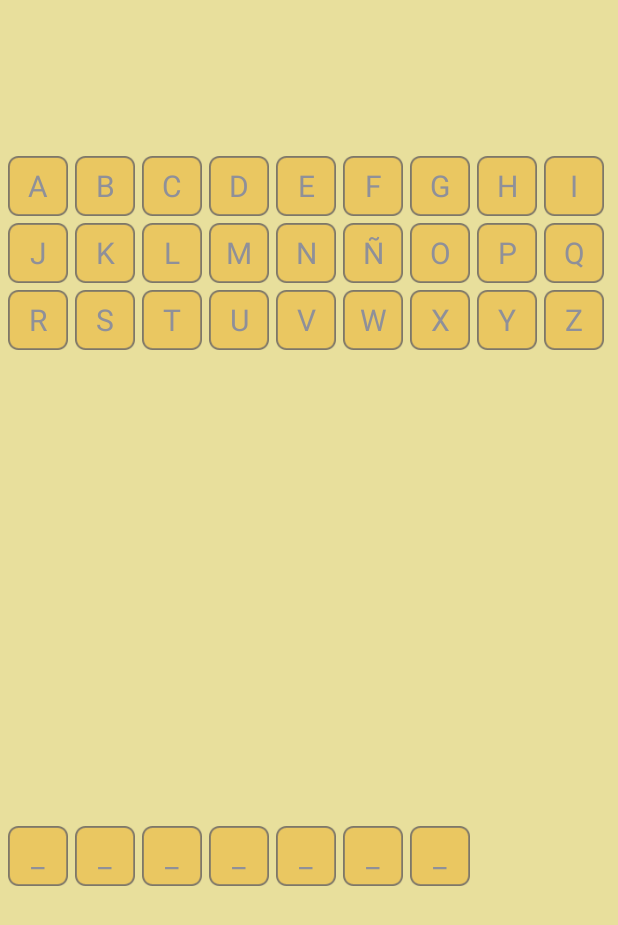
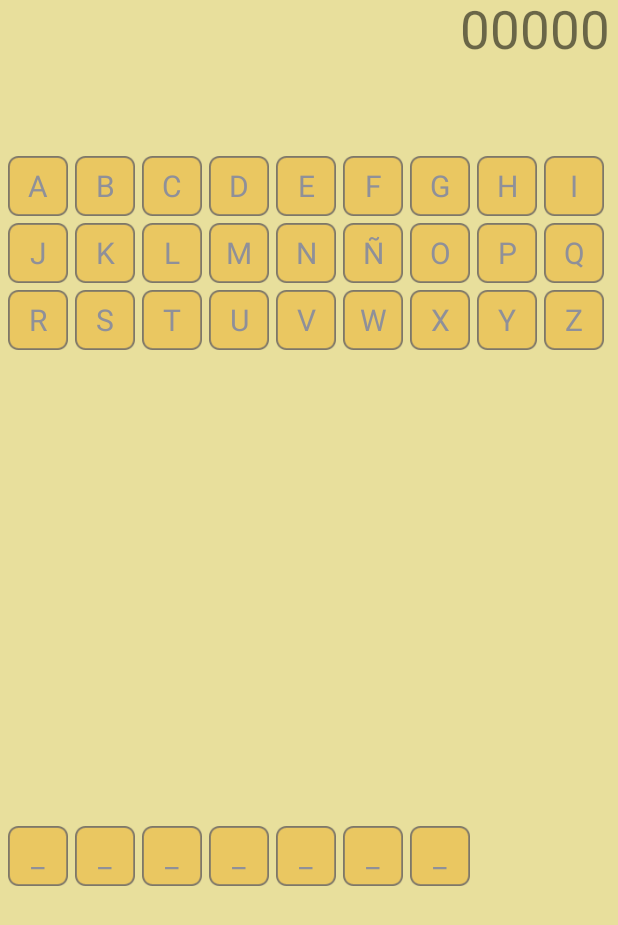
Before and after one commit to gianafrancisco/game-get-the-word, an Android app: the screen it shows after launch (MainActivity), after a tap on "NUEVO JUEGO", on a phone screen of 412 x 824 dp. Shown: the top 925 px of the screen. Run offline under Robolectric (Android 15) with nearby library versions, the phone set to English and light mode, and no system bars.

Commit message:
Implemented feature Player score.

```diff
--- a/app/src/main/java/org/fransis/game/words/words/GameCallback.java
+++ b/app/src/main/java/org/fransis/game/words/words/GameCallback.java
@@ -5,4 +5,5 @@ public interface GameCallback {
     void wellDone();
     void character(String word);
     void fail(int ntry);
+    void score(int score);
 }
--- a/app/src/main/java/org/fransis/game/words/words/GameFragment.java
+++ b/app/src/main/java/org/fransis/game/words/words/GameFragment.java
@@ -1,5 +1,6 @@
 package org.fransis.game.words.words;
 
+import android.animation.ValueAnimator;
 import android.content.Context;
 import android.support.annotation.Nullable;
 import android.os.Bundle;
@@ -21,19 +22,26 @@ import android.widget.TextView;
 
 public class GameFragment extends Fragment {
 
-    LinearLayout hud;
+    public static final String SCORE_FORMAT = "%1$05d";
+    LinearLayout hudAttempts = null;
+    TextView hudScore = null;
     ArrayAdapter<String> adapterResult = null;
     ArrayAdapter<String> adapter = null;
     GridView gridviewResult = null;
     Game myGame = null;
+    Player player = null;
     GridView gridview = null;
     GameCallback callback = null;
     LevelRepository levels = null;
     TextView tvCurrent = null;
     AnimationSet animationIn = null;
     AnimationSet animationOut = null;
+    ValueAnimator scoreAnimator = null;
     Context mContext = null;
     AdapterView.OnItemClickListener listenerClickChar = null;
+    int lastScore = 0;
+    int prevScore = 0;
+    ValueAnimator.AnimatorUpdateListener listenerScoreAnimation = null;
 
 
 
@@ -43,9 +51,16 @@ public class GameFragment extends Fragment {
         mContext = getActivity().getApplicationContext();
         Animation fadeIn = new AlphaAnimation(0, 1);
         fadeIn.setDuration(1000);
-
         Animation fadeOut = new AlphaAnimation(1, 0);
         fadeOut.setDuration(500);
+
+        listenerScoreAnimation = new ValueAnimator.AnimatorUpdateListener() {
+            @Override
+            public void onAnimationUpdate(ValueAnimator animation) {
+                String score = String.format(SCORE_FORMAT, (int)animation.getAnimatedValue());
+                hudScore.setText(score);
+            }
+        };
 
         animationIn = new AnimationSet(false);
         animationIn.addAnimation(fadeIn);
@@ -81,6 +96,11 @@ public class GameFragment extends Fragment {
                 tvCurrent.setBackgroundResource(R.drawable.wrong);
                 drawNTry(myGame.getnTry());
             }
+
+            @Override
+            public void score(int score) {
+                lastScore = score;
+            }
         };
 
         listenerClickChar = new AdapterView.OnItemClickListener() {
@@ -94,6 +114,7 @@ public class GameFragment extends Fragment {
             }
         };
 
+        player = new Player();
         myGame = new Game(levels.getLevel());
 
     }
@@ -105,10 +126,13 @@ public class GameFragment extends Fragment {
 
         gridview = (GridView) inflate.findViewById(R.id.gridview);
         gridviewResult = (GridView) inflate.findViewById(R.id.gridview_result);
-        hud = (LinearLayout) inflate.findViewById(R.id.hud);
+        hudAttempts = (LinearLayout) inflate.findViewById(R.id.hud_attempts);
+        hudScore = (TextView) inflate.findViewById(R.id.hud_score);
 
         gridview.setOnItemClickListener(listenerClickChar);
 
+        String score = String.format(SCORE_FORMAT, player.getScore());
+        hudScore.setText(score);
         iniciarNivel(levels.getLevel());
 
         return inflate;
@@ -116,21 +140,30 @@ public class GameFragment extends Fragment {
 
 
     public void reiniciarNivel(){
+        prevScore = player.getScore();
         Level level = levels.getLevel();
         myGame = new Game(level);
         iniciarNivel(level);
     }
 
     public void siguienteNivel(){
+        prevScore = player.getScore();
+        player.addScore(lastScore);
         Level level = levels.getNextLevel();
         myGame = new Game(level);
         iniciarNivel(level);
     }
 
     private void iniciarNivel(Level level) {
-        hud.removeAllViews();
+
+        scoreAnimator = ValueAnimator.ofInt(prevScore, player.getScore());
+        scoreAnimator.setDuration(1000);
+        scoreAnimator.addUpdateListener(listenerScoreAnimation);
+        scoreAnimator.start();
+
+        hudAttempts.removeAllViews();
         drawNTry(myGame.getnTry());
-        hud.setVisibility(View.VISIBLE);
+        hudAttempts.setVisibility(View.VISIBLE);
         String word = myGame.getWord();
         adapterResult = new ArrayAdapter<String>(mContext, R.layout.item, R.id.item_id);
         for (int i= 0; i< word.length(); i++){
@@ -148,15 +181,15 @@ public class GameFragment extends Fragment {
     }
 
     private void drawNTry(int nTry){
-        if(hud.getChildCount() > 0){
-            View iv =  hud.getChildAt(nTry);
+        if(hudAttempts.getChildCount() > 0){
+            View iv =  hudAttempts.getChildAt(nTry);
             iv.startAnimation(animationOut);
-            hud.removeViewAt(nTry);
+            hudAttempts.removeViewAt(nTry);
         }else{
             for(int i=0; i < nTry; i++){
                 ImageView heart = new ImageView(mContext);
                 heart.setImageResource(R.drawable.heart);
-                hud.addView(heart);
+                hudAttempts.addView(heart);
                 heart.startAnimation(animationIn);
             }
         }
--- /dev/null
+++ b/app/src/main/java/org/fransis/game/words/words/GameScore.java
@@ -0,0 +1,10 @@
+package org.fransis.game.words.words;
+
+public interface GameScore {
+    int MAX = 100;
+    int MIN = 0;
+    int S1 = 20;
+    int S2 = 40;
+    int S3 = 60;
+    int S4 = 80;
+}
--- /dev/null
+++ b/app/src/main/java/org/fransis/game/words/words/Player.java
@@ -0,0 +1,17 @@
+package org.fransis.game.words.words;
+
+public class Player {
+    private int score = 0;
+
+
+    public int getScore() {
+        return score;
+    }
+
+    public int addScore(int delta){
+        if(delta > 0) {
+            this.score += delta;
+        }
+        return this.score;
+    }
+}
--- a/app/src/main/res/layout/fragment_game.xml
+++ b/app/src/main/res/layout/fragment_game.xml
@@ -25,6 +25,27 @@
                 android:orientation="horizontal"
                 android:layout_weight="1"
                 >
+                <LinearLayout
+                    android:id="@+id/hud_attempts"
+                    android:layout_width="0dp"
+                    android:layout_height="match_parent"
+                    android:orientation="horizontal"
+                    android:layout_weight="2"
+                    >
+                </LinearLayout>
+                <TextView
+                    android:id="@+id/hud_score"
+                    android:layout_width="0dp"
+                    android:layout_height="match_parent"
+                    android:orientation="horizontal"
+                    android:layout_weight="1"
+                    android:text="99999"
+                    android:textSize="35dp"
+                    android:layout_marginTop="-10dp"
+                    android:textAlignment="textEnd"
+                    android:layout_gravity="end|top"
+                    >
+                </TextView>
             </LinearLayout>
 
         </LinearLayout>
```
Also changed, not shown: app/src/main/java/org/fransis/game/words/words/Game.java (+24 -4 lines).
